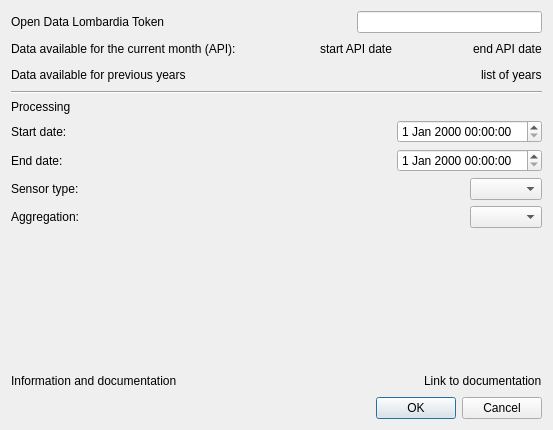
Before: the Qt Designer form ARPA_test_dialog_base.ui in gisgeolab/ARPA_Weather_plugin, drawn with Qt 5.
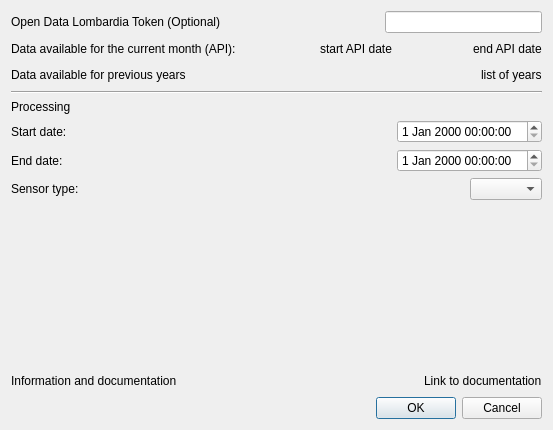
After: the same form once the commit is applied. Custom widgets are drawn as their Qt base class.

What changed in the file:
```diff
--- a/ARPA_test_dialog_base.ui
+++ b/ARPA_test_dialog_base.ui
@@ -21,7 +21,7 @@
        <item>
         <widget class="QLabel" name="label_2">
          <property name="text">
-          <string>Open Data Lombardia Token</string>
+          <string>Open Data Lombardia Token (Optional)</string>
          </property>
         </widget>
        </item>
@@ -221,31 +221,7 @@
       </layout>
      </item>
      <item>
-      <layout class="QHBoxLayout" name="horizontalLayout_8">
-       <item>
-        <widget class="QLabel" name="label_10">
-         <property name="text">
-          <string>Aggregation:</string>
-         </property>
-        </widget>
-       </item>
-       <item>
-        <spacer name="horizontalSpacer_8">
-         <property name="orientation">
-          <enum>Qt::Horizontal</enum>
-         </property>
-         <property name="sizeHint" stdset="0">
-          <size>
-           <width>40</width>
-           <height>20</height>
-          </size>
-         </property>
-        </spacer>
-       </item>
-       <item>
-        <widget class="QComboBox" name="cbSensorsType_2"/>
-       </item>
-      </layout>
+      <layout class="QHBoxLayout" name="horizontalLayout_8"/>
      </item>
      <item>
       <spacer name="verticalSpacer">
```
